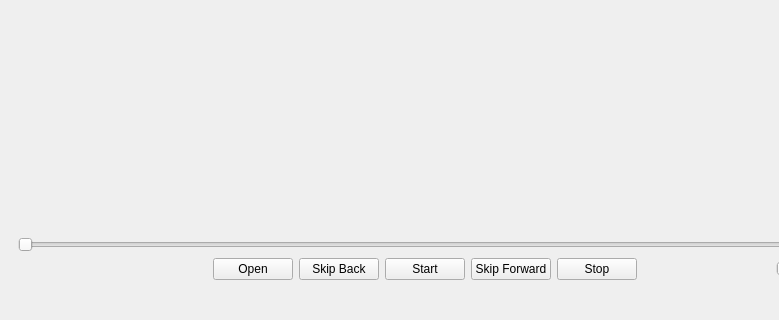
First picture: the form in gui-intro.ui, repository mohammadjavad78/AP_FinalProject, before the edit; both pictures show x 0 to 779 and y 380 to 700 of the 886 by 700 pixel window.
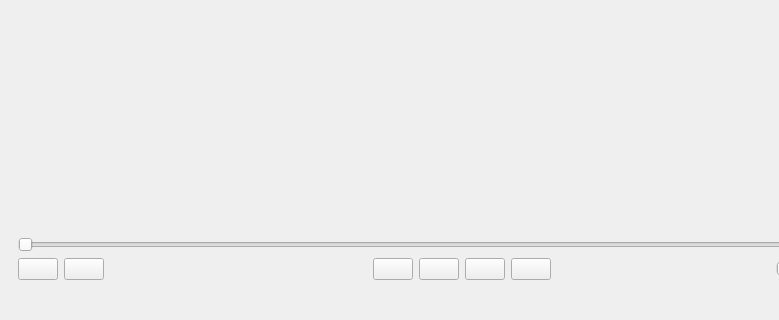
Second picture: the form after the edit.

```diff
--- a/gui-intro.ui
+++ b/gui-intro.ui
@@ -53,6 +53,20 @@
            <property name="rightMargin">
             <number>8</number>
            </property>
+           <item>
+            <widget class="QPushButton" name="decreaseRate">
+             <property name="text">
+              <string/>
+             </property>
+            </widget>
+           </item>
+           <item>
+            <widget class="QPushButton" name="increaseRate">
+             <property name="text">
+              <string/>
+             </property>
+            </widget>
+           </item>
            <item>
             <spacer name="horizontalSpacer">
              <property name="orientation">
@@ -79,35 +93,28 @@
            <item>
             <widget class="QPushButton" name="open">
              <property name="text">
-              <string>Open</string>
+              <string/>
              </property>
             </widget>
            </item>
            <item>
             <widget class="QPushButton" name="skipback">
              <property name="text">
-              <string>Skip Back</string>
+              <string/>
              </property>
             </widget>
            </item>
            <item>
             <widget class="QPushButton" name="play">
              <property name="text">
-              <string>Start</string>
+              <string/>
              </property>
             </widget>
            </item>
            <item>
             <widget class="QPushButton" name="skipforward">
              <property name="text">
-              <string>Skip Forward</string>
-             </property>
-            </widget>
-           </item>
-           <item>
-            <widget class="QPushButton" name="stop">
-             <property name="text">
-              <string>Stop</string>
+              <string/>
              </property>
             </widget>
            </item>
```
Left out of the diff: 2 changed lines with no effect on the pictures.
